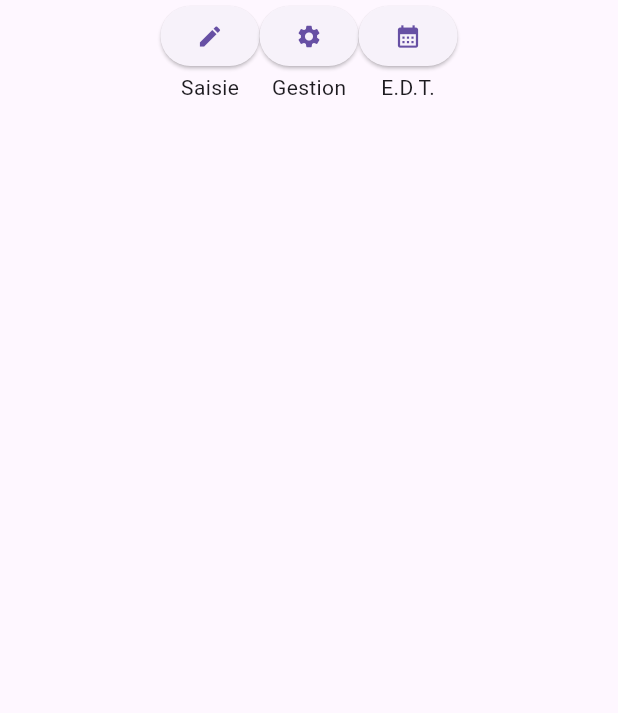
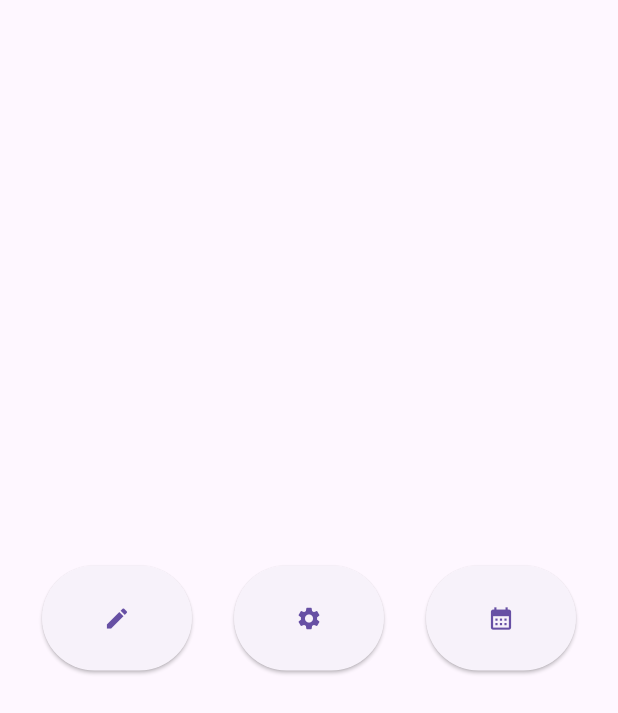
Before and after one commit to DidicGLF/mes_devoirs, a Flutter app: the screen it shows after launch, on a phone screen of 412 x 824 dp. Shown: the top 713 px of the screen. Run offline on Flutter 3.47's test engine with Material 3 defaults, Android fonts, the phone set to English and light mode, and no system bars.

Commit message:
Main page

```diff
--- a/lib/main.dart
+++ b/lib/main.dart
@@ -13,29 +13,30 @@ class MainApp extends StatelessWidget {
       debugShowCheckedModeBanner: false, //Supprimer bandeau debug
       home: Scaffold(
         body: Center(
-          //Menu page d'accueil
+          child: Container(
+            width: 500,
             child: Row(
-            mainAxisAlignment: MainAxisAlignment.center,
+              mainAxisAlignment: MainAxisAlignment.spaceEvenly,
               children: [
-              Column(
-                children: [
-                  ElevatedButton(onPressed: (){}, child: const Icon(Icons.edit)),
-                  Text('Saisie')
+                Tooltip(
+                  message: 'Saisie des devoirs',
+                  margin: const EdgeInsets.all(15),
+                  child:ElevatedButton(onPressed: (){}, style: ElevatedButton.styleFrom(fixedSize: const Size(100, 70)), child: const Icon(Icons.edit)),
+                ),
+
+                Tooltip(
+                  message: 'Gestion',
+                  margin: const EdgeInsets.all(15),
+                  child:ElevatedButton(onPressed: (){}, style: ElevatedButton.styleFrom(fixedSize: const Size(100, 70)), child: Icon(Icons.settings)),
+                ),
+
+                 Tooltip(
+                  message: 'Emploi du temps',
+                  margin: const EdgeInsets.all(15),
+                  child:ElevatedButton(onPressed: (){}, style: ElevatedButton.styleFrom(fixedSize: const Size(100, 70)), child: Icon(Icons.calendar_month))
+                )
               ],
             ),
-              Column(
-                children: [
-                  ElevatedButton(onPressed: (){}, child: const Icon(Icons.settings)),
-                  Text('Gestion')
-                ],
-              ),
-              Column(
-                children: [
-                  ElevatedButton(onPressed: (){}, child: const Icon(Icons.calendar_month)),
-                  Text('E.D.T.')
-                ],
-              )
-            ],
           )
           ),
           ),
```
Lines whose indentation alone changed are shown as unchanged.
